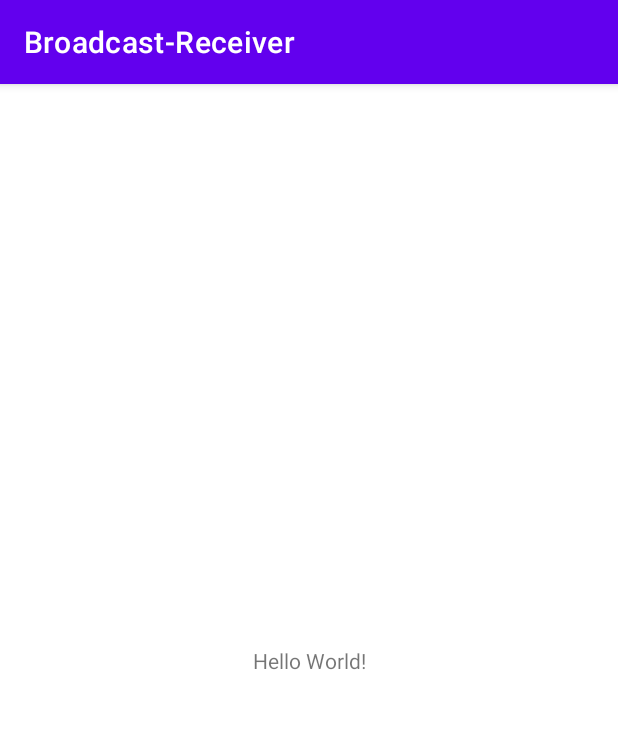
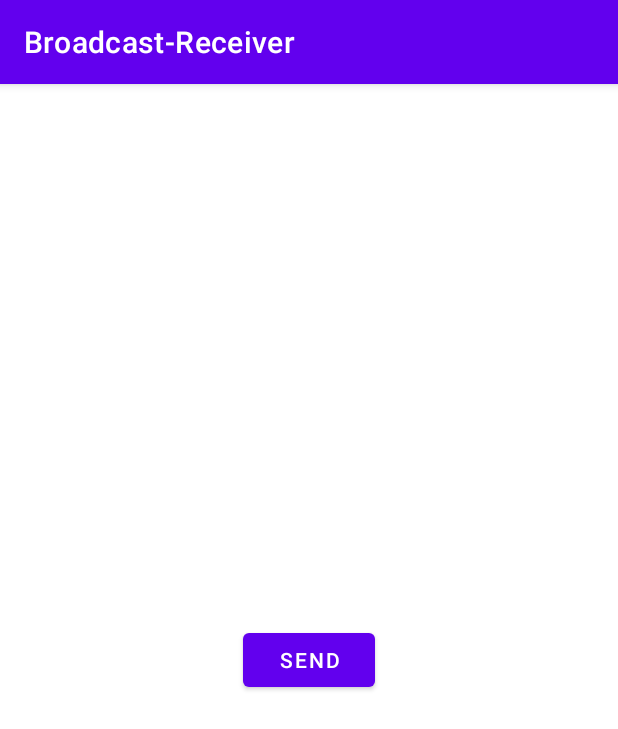
Before and after one commit to Glebasta33/Broadcast-Receiver, an Android app: the screen it shows after launch (MainActivity), on a phone screen of 412 x 824 dp. Shown: the top 729 px of the screen. Run offline under Robolectric (Android 15) with nearby library versions, the phone set to English and light mode, and no system bars.

Commit message:
add broadcast sending

```diff
--- a/app/src/main/java/com/trusov/broadcast_receiver/MainActivity.kt
+++ b/app/src/main/java/com/trusov/broadcast_receiver/MainActivity.kt
@@ -4,17 +4,27 @@ import android.content.Intent
 import android.content.IntentFilter
 import androidx.appcompat.app.AppCompatActivity
 import android.os.Bundle
+import android.widget.Button
 
 class MainActivity : AppCompatActivity() {
 
     private val receiver = MyReceiver()
+    private var counter = 0
 
     override fun onCreate(savedInstanceState: Bundle?) {
         super.onCreate(savedInstanceState)
         setContentView(R.layout.activity_main)
+        findViewById<Button>(R.id.button).setOnClickListener {
+            val intent = Intent().apply {
+                action = MyReceiver.ACTION_SEND_BROADCAST
+                putExtra(MyReceiver.EXTRA_TEXT, "Broadcast sent ${counter++}")
+            }
+            sendBroadcast(intent)
+        }
         val intentFilter = IntentFilter().apply {
             addAction(Intent.ACTION_AIRPLANE_MODE_CHANGED)
             addAction(Intent.ACTION_SCREEN_OFF)
+            addAction(MyReceiver.ACTION_SEND_BROADCAST)
         }
         registerReceiver(receiver, intentFilter)
     }
@@ -23,5 +33,4 @@ class MainActivity : AppCompatActivity() {
         super.onDestroy()
         unregisterReceiver(receiver)
     }
-
 }
--- a/app/src/main/res/layout/activity_main.xml
+++ b/app/src/main/res/layout/activity_main.xml
@@ -6,13 +6,14 @@
     android:layout_height="match_parent"
     tools:context=".MainActivity">
 
-    <TextView
+
+    <Button
+        android:id="@+id/button"
         android:layout_width="wrap_content"
         android:layout_height="wrap_content"
-        android:text="Hello World!"
+        android:text="send"
         app:layout_constraintBottom_toBottomOf="parent"
-        app:layout_constraintLeft_toLeftOf="parent"
-        app:layout_constraintRight_toRightOf="parent"
+        app:layout_constraintEnd_toEndOf="parent"
+        app:layout_constraintStart_toStartOf="parent"
         app:layout_constraintTop_toTopOf="parent" />
-
 </androidx.constraintlayout.widget.ConstraintLayout>
```
Also changed, not shown: app/src/main/java/com/trusov/broadcast_receiver/MyReceiver.kt (+14 -5 lines).
